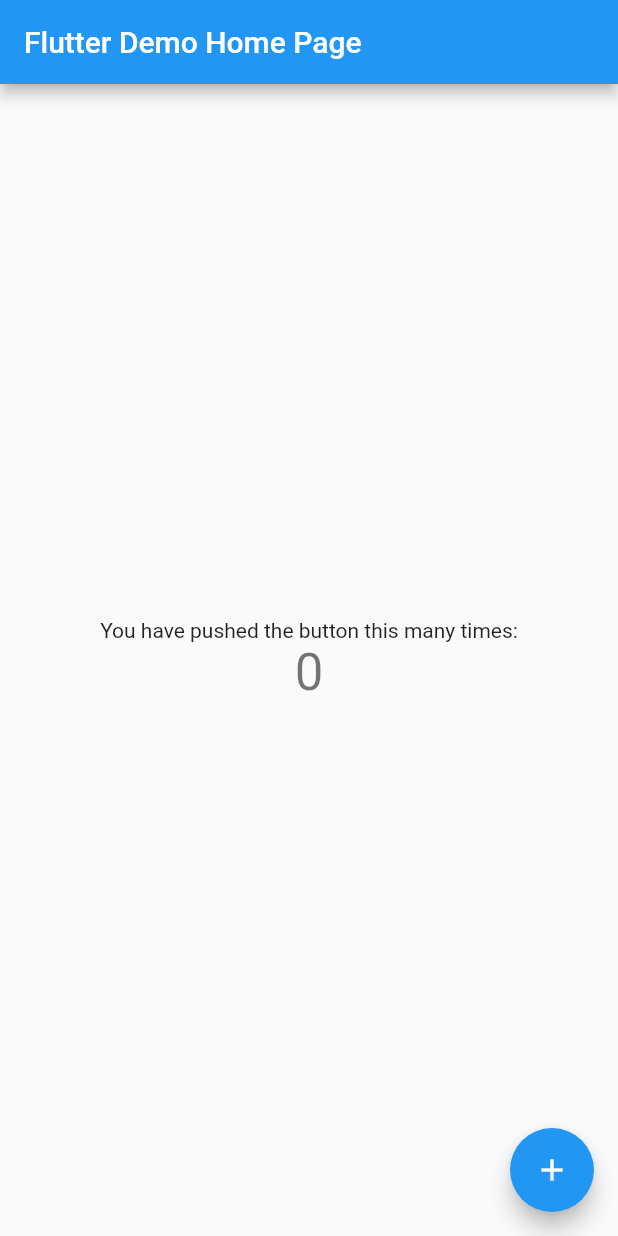
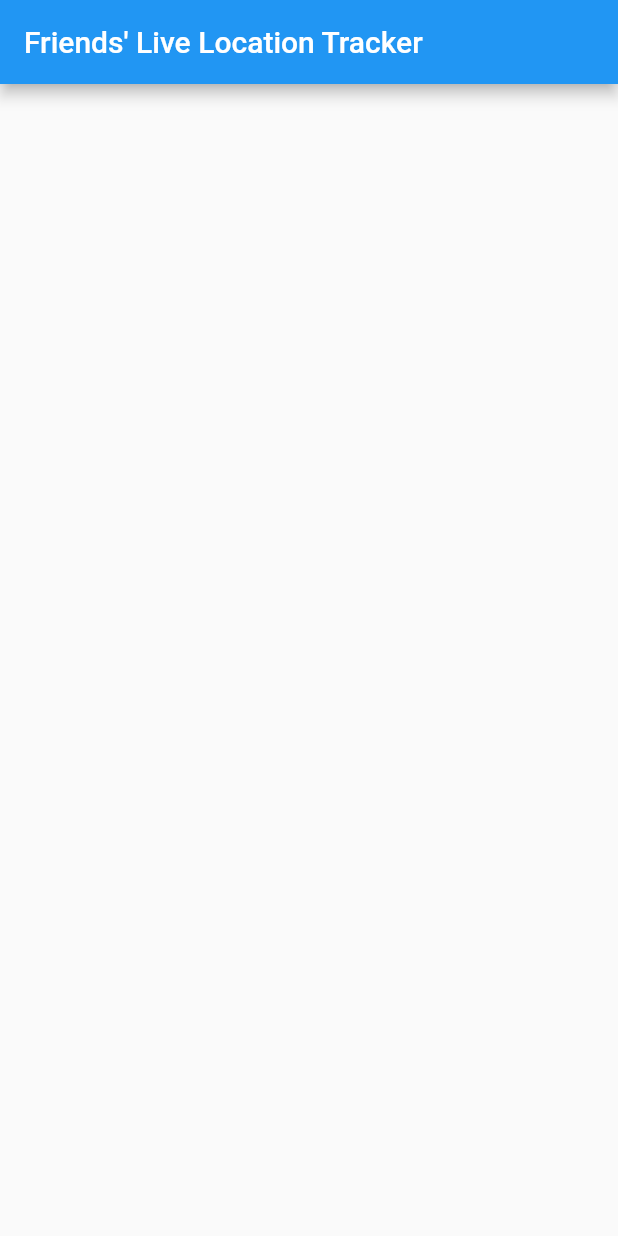
Before and after one commit to yashbg/friends_live_location_tracker, a Flutter app: the screen it shows after launch, on a phone screen of 412 x 824 dp. Run offline on Flutter 3.47's test engine with Material 2 defaults, Android fonts, the phone set to English and light mode, and no system bars.

Commit message:
Change project name

```diff
--- a/lib/main.dart
+++ b/lib/main.dart
@@ -1,113 +1,9 @@
 import 'package:flutter/material.dart';
 
-void main() {
-  runApp(MyApp());
-}
-
-class MyApp extends StatelessWidget {
-  // This widget is the root of your application.
-  @override
-  Widget build(BuildContext context) {
-    return MaterialApp(
-      title: 'Flutter Demo',
-      theme: ThemeData(
-        // This is the theme of your application.
-        //
-        // Try running your application with "flutter run". You'll see the
-        // application has a blue toolbar. Then, without quitting the app, try
-        // changing the primarySwatch below to Colors.green and then invoke
-        // "hot reload" (press "r" in the console where you ran "flutter run",
-        // or simply save your changes to "hot reload" in a Flutter IDE).
-        // Notice that the counter didn't reset back to zero; the application
-        // is not restarted.
-        primarySwatch: Colors.blue,
-      ),
-      home: MyHomePage(title: 'Flutter Demo Home Page'),
-    );
-  }
-}
-
-class MyHomePage extends StatefulWidget {
-  MyHomePage({Key? key, required this.title}) : super(key: key);
-
-  // This widget is the home page of your application. It is stateful, meaning
-  // that it has a State object (defined below) that contains fields that affect
-  // how it looks.
-
-  // This class is the configuration for the state. It holds the values (in this
-  // case the title) provided by the parent (in this case the App widget) and
-  // used by the build method of the State. Fields in a Widget subclass are
-  // always marked "final".
-
-  final String title;
-
-  @override
-  _MyHomePageState createState() => _MyHomePageState();
-}
-
-class _MyHomePageState extends State<MyHomePage> {
-  int _counter = 0;
-
-  void _incrementCounter() {
-    setState(() {
-      // This call to setState tells the Flutter framework that something has
-      // changed in this State, which causes it to rerun the build method below
-      // so that the display can reflect the updated values. If we changed
-      // _counter without calling setState(), then the build method would not be
-      // called again, and so nothing would appear to happen.
-      _counter++;
-    });
-  }
-
-  @override
-  Widget build(BuildContext context) {
-    // This method is rerun every time setState is called, for instance as done
-    // by the _incrementCounter method above.
-    //
-    // The Flutter framework has been optimized to make rerunning build methods
-    // fast, so that you can just rebuild anything that needs updating rather
-    // than having to individually change instances of widgets.
-    return Scaffold(
-      appBar: AppBar(
-        // Here we take the value from the MyHomePage object that was created by
-        // the App.build method, and use it to set our appbar title.
-        title: Text(widget.title),
-      ),
-      body: Center(
-        // Center is a layout widget. It takes a single child and positions it
-        // in the middle of the parent.
-        child: Column(
-          // Column is also a layout widget. It takes a list of children and
-          // arranges them vertically. By default, it sizes itself to fit its
-          // children horizontally, and tries to be as tall as its parent.
-          //
-          // Invoke "debug painting" (press "p" in the console, choose the
-          // "Toggle Debug Paint" action from the Flutter Inspector in Android
-          // Studio, or the "Toggle Debug Paint" command in Visual Studio Code)
-          // to see the wireframe for each widget.
-          //
-          // Column has various properties to control how it sizes itself and
-          // how it positions its children. Here we use mainAxisAlignment to
-          // center the children vertically; the main axis here is the vertical
-          // axis because Columns are vertical (the cross axis would be
-          // horizontal).
-          mainAxisAlignment: MainAxisAlignment.center,
-          children: <Widget>[
-            Text(
-              'You have pushed the button this many times:',
-            ),
-            Text(
-              '$_counter',
-              style: Theme.of(context).textTheme.headline4,
-            ),
-          ],
+void main() => runApp(MaterialApp(
+      home: Scaffold(
+        appBar: AppBar(
+          title: Text("Friends' Live Location Tracker"),
         ),
       ),
-      floatingActionButton: FloatingActionButton(
-        onPressed: _incrementCounter,
-        tooltip: 'Increment',
-        child: Icon(Icons.add),
-      ), // This trailing comma makes auto-formatting nicer for build methods.
-    );
-  }
-}
+    ));
--- a/pubspec.yaml
+++ b/pubspec.yaml
@@ -1,4 +1,4 @@
-name: friends_live_location_tracking
+name: friends_live_location_tracker
 description: A new Flutter project.
 
 # The following line prevents the package from being accidentally published to
```
Also changed, not shown: 11 other files.
